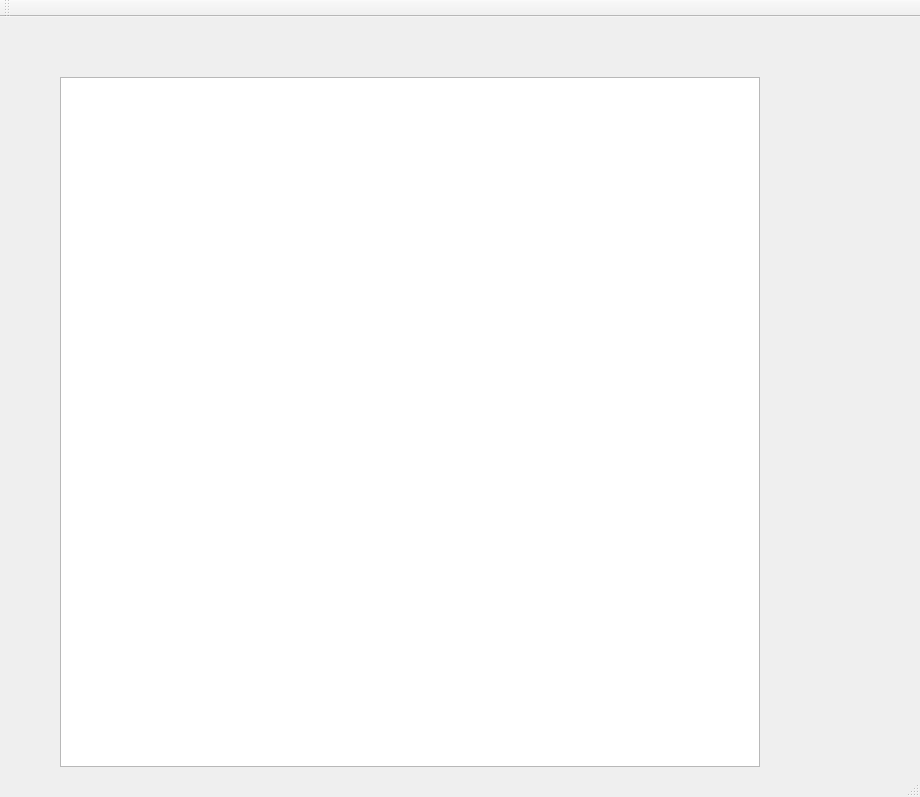
Qt form mainwindow.ui (Y-codercreator/Code_Dame) before a commit.
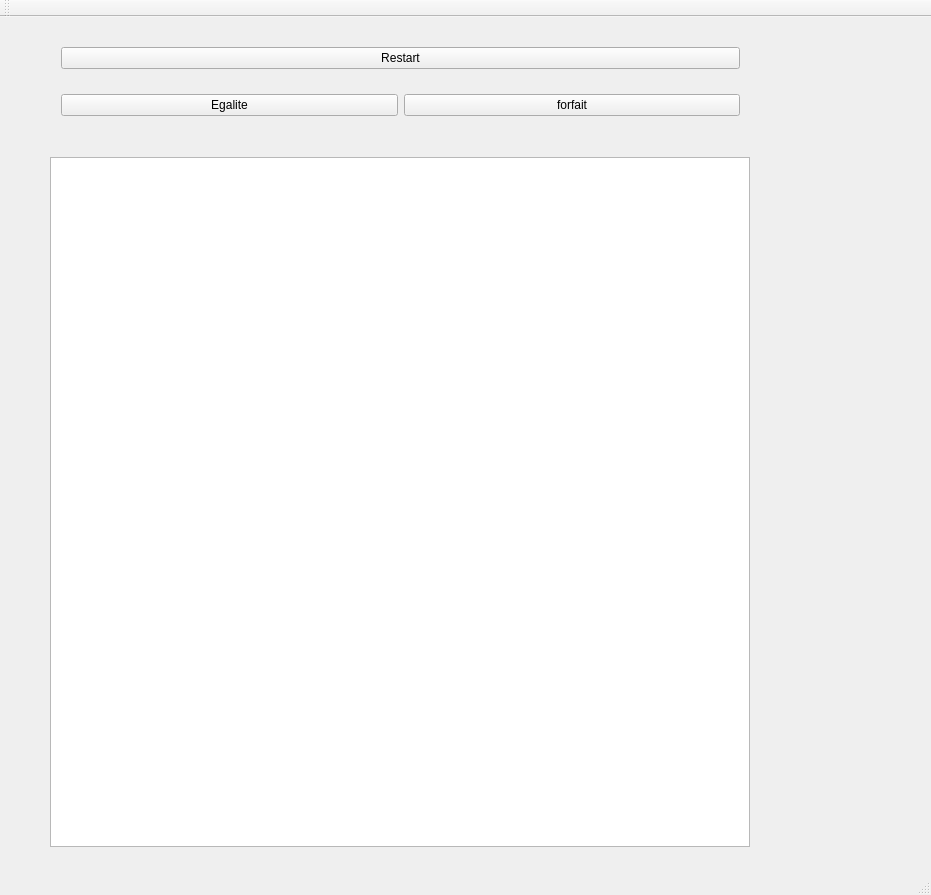
The same form after that commit.

What changed in the file:
```diff
--- a/mainwindow.ui
+++ b/mainwindow.ui
@@ -6,8 +6,8 @@
    <rect>
     <x>0</x>
     <y>0</y>
-    <width>920</width>
-    <height>797</height>
+    <width>931</width>
+    <height>895</height>
    </rect>
   </property>
   <property name="windowTitle">
@@ -17,8 +17,8 @@
    <widget class="QGraphicsView" name="graphicsView">
     <property name="geometry">
      <rect>
-      <x>60</x>
-      <y>60</y>
+      <x>50</x>
+      <y>140</y>
       <width>700</width>
       <height>690</height>
      </rect>
@@ -36,6 +36,43 @@
      </size>
     </property>
    </widget>
+   <widget class="QWidget" name="verticalLayoutWidget">
+    <property name="geometry">
+     <rect>
+      <x>50</x>
+      <y>0</y>
+      <width>701</width>
+      <height>131</height>
+     </rect>
+    </property>
+    <layout class="QVBoxLayout" name="verticalLayout">
+     <item>
+      <widget class="QPushButton" name="btnRestart">
+       <property name="text">
+        <string>Restart</string>
+       </property>
+      </widget>
+     </item>
+     <item>
+      <layout class="QHBoxLayout" name="horizontalLayout">
+       <item>
+        <widget class="QPushButton" name="btnEgalite">
+         <property name="text">
+          <string>Egalite</string>
+         </property>
+        </widget>
+       </item>
+       <item>
+        <widget class="QPushButton" name="btnForfait">
+         <property name="text">
+          <string>forfait</string>
+         </property>
+        </widget>
+       </item>
+      </layout>
+     </item>
+    </layout>
+   </widget>
   </widget>
   <widget class="QMenuBar" name="menuBar">
    <property name="geometry">
```
Left out of the diff: 2 changed lines with no effect on the pictures.
